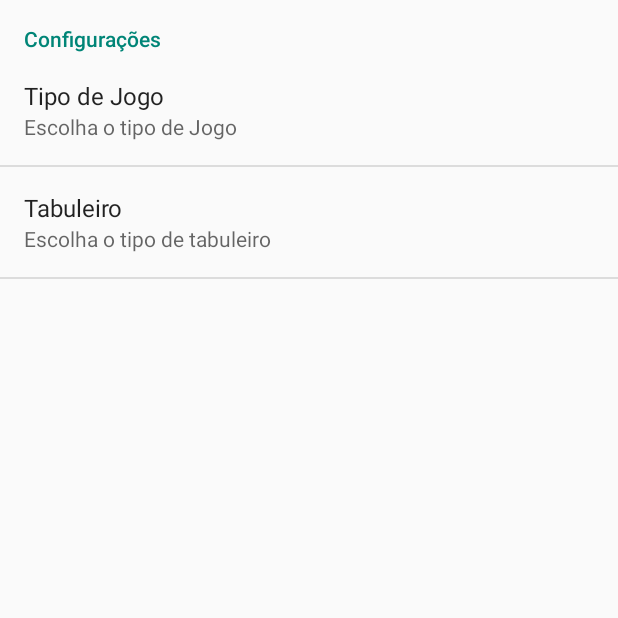
After one commit to filiperamon/MemoGame, an Android app: the SettingsActivity screen opened directly, with no data from a screen before it, on a phone screen of 412 x 824 dp, the top half of it. The commit adds this screen. Run offline under Robolectric (Android 15) with nearby library versions, the phone set to English and light mode, and no system bars.

Commit message:
Tela de settings

```diff
--- a/MemoGame/app/src/main/AndroidManifest.xml
+++ b/MemoGame/app/src/main/AndroidManifest.xml
@@ -15,13 +15,17 @@
         <activity
             android:name=".MainSreen"
             android:label="@string/title_activity_main_sreen"
-            android:screenOrientation="nosensor">
+            android:screenOrientation="nosensor" >
             <intent-filter>
                 <action android:name="android.intent.action.MAIN" />
 
                 <category android:name="android.intent.category.LAUNCHER" />
             </intent-filter>
         </activity>
+        <activity
+            android:name=".SettingsActivity"
+            android:label="@string/title_activity_settings" >
+        </activity>
     </application>
 
 </manifest>
--- a/MemoGame/app/src/main/java/com/edu/fa7/memogame/MainActivity.java
+++ b/MemoGame/app/src/main/java/com/edu/fa7/memogame/MainActivity.java
@@ -3,10 +3,12 @@ package com.edu.fa7.memogame;
 import android.annotation.TargetApi;
 import android.app.AlertDialog;
 import android.content.DialogInterface;
+import android.content.SharedPreferences;
 import android.graphics.Color;
 import android.os.Build;
 import android.os.Handler;
 import android.os.SystemClock;
+import android.preference.PreferenceManager;
 import android.support.v7.app.AppCompatActivity;
 import android.os.Bundle;
 import android.view.Menu;
@@ -120,6 +122,8 @@ public class MainActivity extends AppCompatActivity {
         colors.add(Color.DKGRAY);
 
         setDefaultButtonImageValue();
+
+        displaySharedPreferences();
 
     }
 
@@ -300,12 +304,12 @@ public class MainActivity extends AppCompatActivity {
     }
 
     public boolean isEndGame(){
-     /*   if (totalAcertos == gridLayout.getRowCount()* gridLayout.getColumnCount()){
+        if (totalAcertos == gridLayout.getRowCount()* gridLayout.getColumnCount()){
             return true;
         }else {
             return false;
-        }*/
-        return true;
+        }
+    //    return true;
     }
 
     public void showFinishDialog(){
@@ -325,7 +329,11 @@ public class MainActivity extends AppCompatActivity {
         });
         AlertDialog alertDialog = builder.create();
         alertDialog.show();
+    }
 
-
+    public void displaySharedPreferences(){
+        SharedPreferences prefs = PreferenceManager.getDefaultSharedPreferences(this);
+        String tabuleiro = prefs.getString("listboard","Default Board");
+        Toast.makeText(this,tabuleiro, Toast.LENGTH_SHORT).show();
     }
 }
--- a/MemoGame/app/src/main/java/com/edu/fa7/memogame/MainSreen.java
+++ b/MemoGame/app/src/main/java/com/edu/fa7/memogame/MainSreen.java
@@ -23,10 +23,20 @@ public class MainSreen extends AppCompatActivity {
         btnStart.setOnClickListener(new View.OnClickListener() {
             @Override
             public void onClick(View v) {
-                Intent intent = new Intent(getApplicationContext(),MainActivity.class);
+                Intent intent = new Intent(getApplicationContext(), MainActivity.class);
                 startActivity(intent);
             }
         });
+
+        btnOption.setOnClickListener(new View.OnClickListener() {
+            @Override
+            public void onClick(View v) {
+                Intent intent = new Intent(getApplicationContext(),SettingsActivity.class);
+                startActivity(intent);
+            }
+        });
+
+
     }
 
     @Override
--- /dev/null
+++ b/MemoGame/app/src/main/java/com/edu/fa7/memogame/SettingsActivity.java
@@ -0,0 +1,30 @@
+package com.edu.fa7.memogame;
+
+import android.annotation.TargetApi;
+import android.content.Context;
+import android.content.res.Configuration;
+import android.media.Ringtone;
+import android.media.RingtoneManager;
+import android.net.Uri;
+import android.os.Build;
+import android.os.Bundle;
+import android.preference.ListPreference;
+import android.preference.Preference;
+import android.preference.PreferenceActivity;
+import android.preference.PreferenceCategory;
+import android.preference.PreferenceFragment;
+import android.preference.PreferenceManager;
+import android.preference.RingtonePreference;
+import android.text.TextUtils;
+
+import java.util.List;
+
+public class SettingsActivity extends PreferenceActivity {
+
+
+    @Override
+    protected void onCreate(Bundle savedInstanceState) {
+        super.onCreate(savedInstanceState);
+        addPreferencesFromResource(R.xml.prefs);
+    }
+}
--- /dev/null
+++ b/MemoGame/app/src/main/res/values/array.xml
@@ -0,0 +1,26 @@
+<?xml version="1.0" encoding="utf-8"?>
+<resources>
+    <string-array name="listTypeGame">
+        <item>Cores</item>
+        <item>Imagem 1</item>
+        <item>Imagem 2</item>
+    </string-array>
+
+    <string-array name="listTypeGameValues">
+        <item>1 is selected</item>
+        <item>2 is selected</item>
+        <item>3 is selected</item>
+    </string-array>
+
+    <string-array name="listBoardGame">
+        <item>4x4</item>
+        <item>4x5</item>
+        <item>4x6</item>
+    </string-array>
+
+    <string-array name="listBoardGameValues">
+        <item>16</item>
+        <item>20</item>
+        <item>24</item>
+    </string-array>
+</resources>
--- a/MemoGame/app/src/main/res/values/strings.xml
+++ b/MemoGame/app/src/main/res/values/strings.xml
@@ -7,4 +7,10 @@
 
     <string name="action_start_game">Jogar</string>
     <string name="action_options">Opções</string>
+
+    <string name="title_activity_settings">Configurações</string>
+    <string name="type_game">Tipo de Jogo</string>
+    <string name="type_game_summary">Escolha o tipo de Jogo</string>
+    <string name="board_game">Tabuleiro</string>
+    <string name="board_game_summary">Escolha o tipo de tabuleiro</string>
 </resources>
--- /dev/null
+++ b/MemoGame/app/src/main/res/xml/prefs.xml
@@ -0,0 +1,20 @@
+<?xml version="1.0" encoding="utf-8"?>
+<PreferenceScreen xmlns:android="http://schemas.android.com/apk/res/android">
+    <PreferenceCategory
+        android:title="@string/title_activity_settings" >
+
+        <ListPreference
+            android:entries="@array/listTypeGame"
+            android:entryValues="@array/listTypeGameValues"
+            android:key="listgame"
+            android:summary="@string/type_game_summary"
+            android:title="@string/type_game" />
+
+        <ListPreference
+            android:entries="@array/listBoardGame"
+            android:entryValues="@array/listBoardGameValues"
+            android:key="listboard"
+            android:summary="@string/board_game_summary"
+            android:title="@string/board_game" />
+    </PreferenceCategory>
+</PreferenceScreen>
```
Also changed, not shown: 1 other file.
